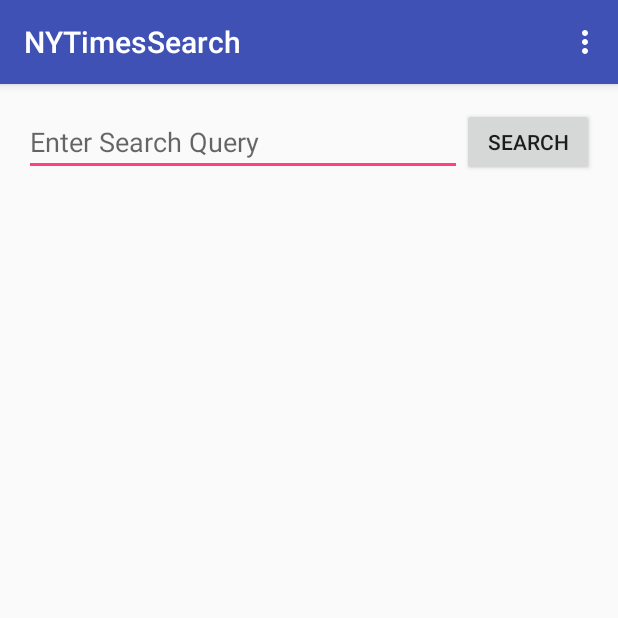
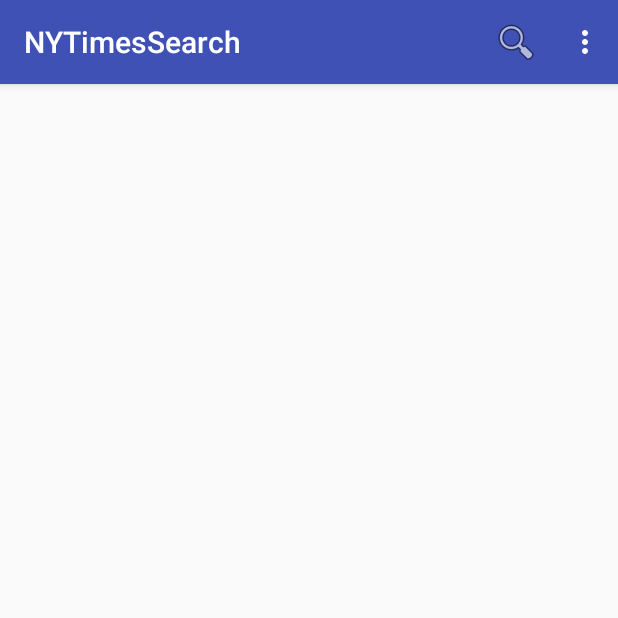
Before and after one commit to etast/NYTimesSearch, an Android app: the screen it shows after launch (SearchActivity), on a phone screen of 412 x 824 dp, the top half of it. Run offline under Robolectric (Android 15) with nearby library versions, the phone set to English and light mode, and no system bars; our stand-ins replace Picasso; libraries missing offline, so code that uses them is left out: com.loopj.android, cz.msebera.android; pictures from the network do not load.

Commit message:
Removed search button and edit field Added Search to toolbar

```diff
--- a/app/src/main/java/com/codepath/nytimessearch/activities/SearchActivity.java
+++ b/app/src/main/java/com/codepath/nytimessearch/activities/SearchActivity.java
@@ -2,14 +2,14 @@ package com.codepath.nytimessearch.activities;
 
 import android.content.Intent;
 import android.os.Bundle;
+import android.support.v4.view.MenuItemCompat;
 import android.support.v7.app.AppCompatActivity;
+import android.support.v7.widget.SearchView;
 import android.support.v7.widget.Toolbar;
 import android.view.Menu;
 import android.view.MenuItem;
 import android.view.View;
 import android.widget.AdapterView;
-import android.widget.Button;
-import android.widget.EditText;
 import android.widget.GridView;
 
 import com.codepath.nytimessearch.R;
@@ -28,9 +28,7 @@ import java.util.ArrayList;
 import cz.msebera.android.httpclient.Header;
 
 public class SearchActivity extends AppCompatActivity {
-    EditText etQuery;
     GridView gvResults;
-    Button btnSearch;
 
     ArrayList<Article> articles;
     ArticleAdapter adapter;
@@ -47,9 +45,7 @@ public class SearchActivity extends AppCompatActivity {
     }
 
     public void setupViews() {
-        etQuery = (EditText) findViewById(R.id.etQuery);
         gvResults = (GridView) findViewById(R.id.gvResults);
-        btnSearch = (Button) findViewById(R.id.btnSearch);
         articles = new ArrayList<>();
         adapter = new ArticleAdapter(this, articles);
         gvResults.setAdapter(adapter);
@@ -68,7 +64,39 @@ public class SearchActivity extends AppCompatActivity {
     public boolean onCreateOptionsMenu(Menu menu) {
         // Inflate the menu; this adds items to the action bar if it is present.
         getMenuInflater().inflate(R.menu.menu_search, menu);
-        return true;
+        MenuItem searchItem = menu.findItem(R.id.action_search);
+        final SearchView searchView = (SearchView) MenuItemCompat.getActionView(searchItem);
+        searchView.setOnQueryTextListener(new SearchView.OnQueryTextListener() {
+            @Override
+            public boolean onQueryTextSubmit(String query) {
+                searchView.clearFocus();
+                AsyncHttpClient client = new AsyncHttpClient();
+                RequestParams params = new RequestParams();
+                params.put("api-key", "ab9c232decde4a36a49426f2bdcd4c16");
+                params.put("page", 0);
+                params.put("q", query);
+                client.get(URL, params, new JsonHttpResponseHandler() {
+                    @Override
+                    public void onSuccess(int statusCode, Header[] headers, JSONObject response) {
+                        JSONArray articleJsonResults = null;
+                        try {
+                            articleJsonResults = response.getJSONObject("response").getJSONArray("docs");
+                            adapter.addAll(Article.fromJSONArray(articleJsonResults));
+                        } catch (JSONException e) {
+                            e.printStackTrace();
+                        }
+                    }
+                });
+                return true;
+            }
+
+            @Override
+            public boolean onQueryTextChange(String newText) {
+                return false;
+            }
+        });
+
+        return super.onCreateOptionsMenu(menu);
     }
 
     @Override
@@ -85,27 +113,4 @@ public class SearchActivity extends AppCompatActivity {
 
         return super.onOptionsItemSelected(item);
     }
-
-    public void onArticleSearch(View view) {
-        String query = etQuery.getText().toString();
-        AsyncHttpClient client = new AsyncHttpClient();
-        RequestParams params = new RequestParams();
-        params.put("api-key", "ab9c232decde4a36a49426f2bdcd4c16");
-        params.put("page", 0);
-        params.put("q", query);
-        client.get(URL, params, new JsonHttpResponseHandler() {
-            @Override
-            public void onSuccess(int statusCode, Header[] headers, JSONObject response) {
-                JSONArray articleJsonResults = null;
-                try {
-                    articleJsonResults = response.getJSONObject("response").getJSONArray("docs");
-                    adapter.addAll(Article.fromJSONArray(articleJsonResults));
-                } catch (JSONException e) {
-                    e.printStackTrace();
-                }
-
-            }
-        });
-        // Toast.makeText(this, "Searching for: " + query, Toast.LENGTH_SHORT).show();
-    }
 }
--- a/app/src/main/res/layout/content_search.xml
+++ b/app/src/main/res/layout/content_search.xml
@@ -13,29 +13,6 @@
     tools:context="com.codepath.nytimessearch.activities.SearchActivity"
     tools:showIn="@layout/activity_search">
 
-    <EditText
-        android:layout_width="wrap_content"
-        android:layout_height="wrap_content"
-        android:inputType="textPersonName"
-        android:ems="10"
-        android:layout_alignParentTop="true"
-        android:layout_alignParentLeft="true"
-        android:layout_alignParentStart="true"
-        android:id="@+id/etQuery"
-        android:layout_toLeftOf="@+id/btnSearch"
-        android:layout_toStartOf="@+id/btnSearch"
-        android:hint="@string/search_query" />
-
-    <Button
-        android:text="@string/search"
-        android:layout_width="wrap_content"
-        android:layout_height="wrap_content"
-        android:layout_alignBottom="@+id/etQuery"
-        android:layout_alignParentRight="true"
-        android:layout_alignParentEnd="true"
-        android:onClick="onArticleSearch"
-        android:id="@+id/btnSearch" />
-
     <GridView
         android:layout_width="match_parent"
         android:layout_height="match_parent"
--- a/app/src/main/res/menu/menu_search.xml
+++ b/app/src/main/res/menu/menu_search.xml
@@ -2,6 +2,14 @@
     xmlns:app="http://schemas.android.com/apk/res-auto"
     xmlns:tools="http://schemas.android.com/tools"
     tools:context="com.codepath.nytimessearch.activities.SearchActivity">
+    <item
+        android:id="@+id/action_search"
+        android:orderInCategory="5"
+        android:title="@string/search"
+        android:icon="@android:drawable/ic_menu_search"
+        app:showAsAction="ifRoom|collapseActionView"
+        app:actionViewClass="android.support.v7.widget.SearchView" />
+
     <item
         android:id="@+id/action_settings"
         android:orderInCategory="100"
```
